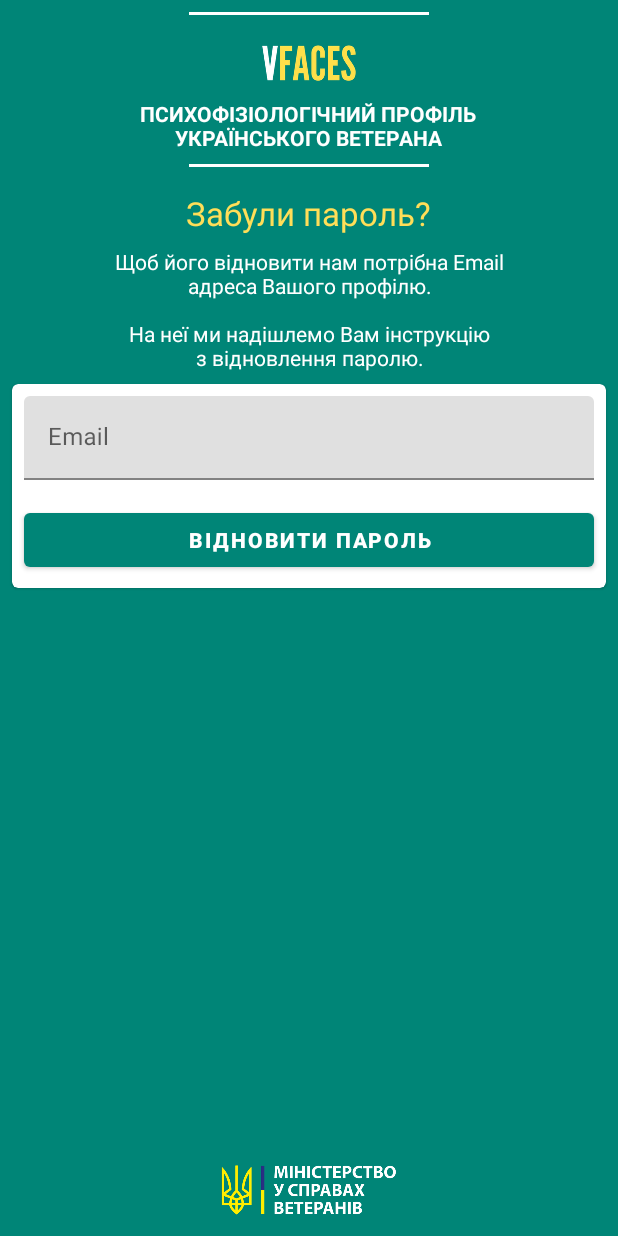
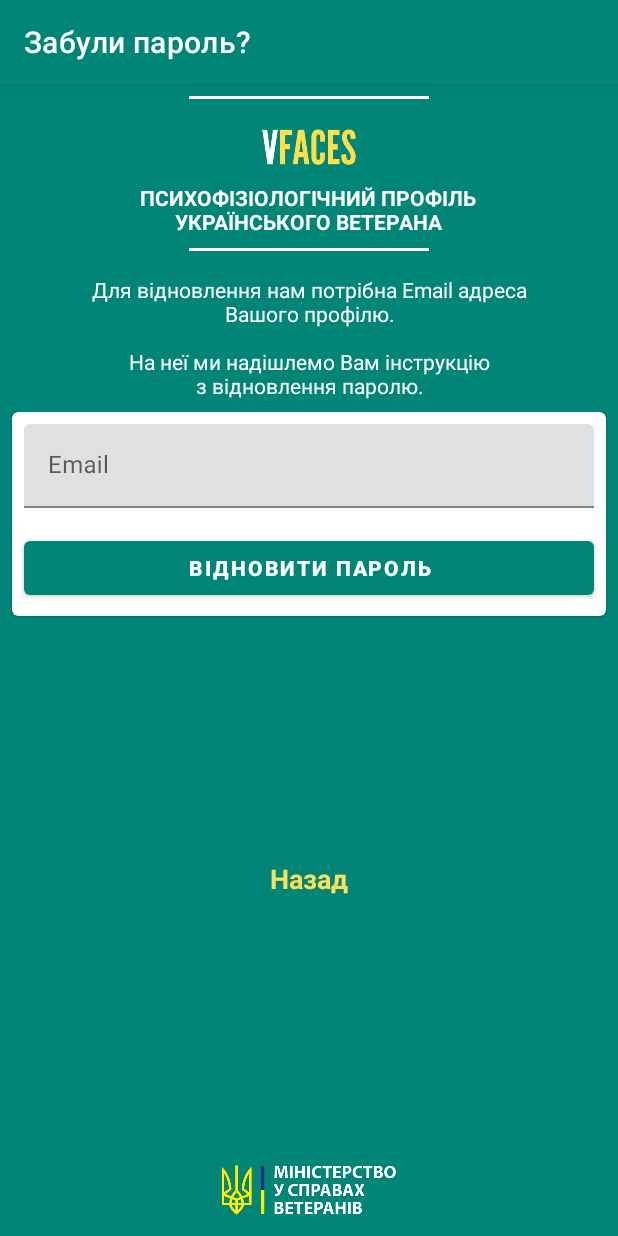
Before and after one commit to eveteranteam/VFaces, an Android app: the screen it shows after launch (AuthHostActivity), after a tap on "Забули пароль?", on a phone screen of 412 x 824 dp. Run offline under Robolectric (Android 15) with nearby library versions, the phone set to English and light mode, and no system bars; our stand-ins replace Firebase (no records; nobody signed in at launch, a user with empty details on screens opened directly); 2 other taps on this screen came first.

Commit message:
Extract view attributes to styles.xml

```diff
--- a/app/src/main/java/ua/gov/mva/vfaces/presentation/ui/auth/forgotpassword/ForgotPasswordFragment.kt
+++ b/app/src/main/java/ua/gov/mva/vfaces/presentation/ui/auth/forgotpassword/ForgotPasswordFragment.kt
@@ -52,9 +52,9 @@ class ForgotPasswordFragment : BaseFragment<ForgotPasswordViewModel>(), OnBackPr
 
     private fun onResetEmailSent() {
         val view = view!!
-        view.findViewById<View>(R.id.forget_pass_prompt).visibility = View.INVISIBLE
         view.findViewById<View>(R.id.text_view_reset_pass_prompt).visibility = View.INVISIBLE
         view.findViewById<View>(R.id.card_view_reset_password).visibility = View.INVISIBLE
+        view.findViewById<View>(R.id.text_view_forgot_pass_back).visibility = View.INVISIBLE
         val textView = view.findViewById<TextView>(R.id.text_view_reset_success_prompt)
         val email = textInputEmail.text.toString().trim()
         textView.text = String.format(getString(R.string.reset_password_success), email)
@@ -82,6 +82,9 @@ class ForgotPasswordFragment : BaseFragment<ForgotPasswordViewModel>(), OnBackPr
         view.findViewById<View>(R.id.button_done).setOnClickListener {
             transaction.popBackStack()
         }
+        view.findViewById<View>(R.id.text_view_forgot_pass_back).setOnClickListener {
+            transaction.popBackStack()
+        }
         view.findViewById<View>(R.id.button_reset_password).setOnClickListener {
             onResetPasswordClick()
         }
--- a/app/src/main/java/ua/gov/mva/vfaces/presentation/ui/auth/register/RegisterFragment.kt
+++ b/app/src/main/java/ua/gov/mva/vfaces/presentation/ui/auth/register/RegisterFragment.kt
@@ -69,7 +69,7 @@ class RegisterFragment : BaseFragment<RegisterViewModel>(), OnBackPressedCallbac
     private fun onEmailCollision() {
         val email = textInputEmail.text.toString().trim()
         val msg = String.format(getString(R.string.sign_up_email_collision), email)
-        showMessage(msg)
+        showErrorMessage(msg)
     }
 
     private fun onRegisterClick() {
--- a/app/src/main/res/layout/activity_auth.xml
+++ b/app/src/main/res/layout/activity_auth.xml
@@ -1,13 +1,9 @@
 <?xml version="1.0" encoding="utf-8"?>
 <FrameLayout xmlns:android="http://schemas.android.com/apk/res/android"
     xmlns:tools="http://schemas.android.com/tools"
+    android:id="@+id/fragment_container"
     android:layout_width="match_parent"
     android:layout_height="match_parent"
     tools:context=".presentation.ui.auth.AuthHostActivity">
 
-    <RelativeLayout
-        android:id="@+id/fragment_container"
-        android:layout_width="match_parent"
-        android:layout_height="match_parent" />
-
 </FrameLayout>
--- a/app/src/main/res/layout/fragment_forgot_password.xml
+++ b/app/src/main/res/layout/fragment_forgot_password.xml
@@ -1,16 +1,25 @@
 <?xml version="1.0" encoding="utf-8"?>
-<ScrollView xmlns:android="http://schemas.android.com/apk/res/android"
+<LinearLayout xmlns:android="http://schemas.android.com/apk/res/android"
     xmlns:app="http://schemas.android.com/apk/res-auto"
     xmlns:tools="http://schemas.android.com/tools"
     android:layout_width="match_parent"
     android:layout_height="match_parent"
-    android:fillViewport="true"
-    tools:context=".presentation.ui.auth.AuthHostActivity">
+    android:background="@color/colorPrimary"
+    android:orientation="vertical"
+    tools:context=".presentation.ui.auth.register.RegisterFragment">
+
+    <androidx.appcompat.widget.Toolbar
+        android:id="@+id/toolbar"
+        style="@style/ToolbarStyle"
+        android:layout_gravity="top"
+        app:title="@string/forget_password_text"
+        app:titleTextColor="@android:color/white" />
+
+    <ScrollView
+        style="@style/ScrollViewStyle">
 
         <androidx.constraintlayout.widget.ConstraintLayout
-        android:layout_width="match_parent"
-        android:layout_height="wrap_content"
-        android:background="@color/colorPrimary"
+            style="@style/ConstraintLayoutStyle"
             tools:ignore="ContentDescription">
 
             <include
@@ -18,30 +27,12 @@
                 layout="@layout/veteran_profile_logo_layout" />
 
             <TextView
-            android:id="@+id/forget_pass_prompt"
-            android:layout_width="wrap_content"
-            android:layout_height="wrap_content"
-            android:layout_gravity="center_horizontal"
-            android:layout_margin="@dimen/layout_padding_large"
-            android:text="@string/forget_password_text"
-            android:textAppearance="@style/TextAppearance.AppCompat.Large"
-            android:textColor="@color/colorYellow"
+                android:id="@+id/text_view_reset_pass_prompt"
+                style="@style/RegularTextViewStyle"
+                android:text="@string/reset_password_prompt"
                 app:layout_constraintLeft_toLeftOf="parent"
                 app:layout_constraintRight_toRightOf="parent"
                 app:layout_constraintTop_toBottomOf="@+id/logo" />
-
-        <TextView
-            android:id="@+id/text_view_reset_pass_prompt"
-            android:layout_width="match_parent"
-            android:layout_height="wrap_content"
-            android:layout_gravity="center_horizontal"
-            android:layout_margin="@dimen/layout_padding_large"
-            android:gravity="center"
-            android:text="@string/reset_password_prompt"
-            android:textColor="@android:color/white"
-            app:layout_constraintLeft_toLeftOf="parent"
-            app:layout_constraintRight_toRightOf="parent"
-            app:layout_constraintTop_toBottomOf="@+id/forget_pass_prompt" />
 
             <com.google.android.material.card.MaterialCardView
                 android:id="@+id/card_view_reset_password"
@@ -54,15 +45,19 @@
 
             </com.google.android.material.card.MaterialCardView>
 
+            <ua.gov.mva.vfaces.view.UnderlineableTextView
+                android:id="@+id/text_view_forgot_pass_back"
+                style="@style/UnderlineableClickableTextViewStyle"
+                android:text="@string/back_text"
+                app:layout_constraintBottom_toTopOf="@+id/image_view_minvet_logo"
+                app:layout_constraintLeft_toLeftOf="parent"
+                app:layout_constraintRight_toRightOf="parent"
+                app:layout_constraintTop_toBottomOf="@+id/card_view_reset_password" />
+
             <TextView
                 android:id="@+id/text_view_reset_success_prompt"
-            android:layout_width="match_parent"
-            android:layout_height="wrap_content"
-            android:layout_gravity="center_horizontal"
-            android:layout_margin="@dimen/layout_padding_large"
-            android:gravity="center"
+                style="@style/RegularTextViewStyle"
                 android:text="@string/reset_password_success"
-            android:textColor="@android:color/white"
                 android:visibility="gone"
                 app:layout_constraintBottom_toBottomOf="parent"
                 app:layout_constraintLeft_toLeftOf="parent"
@@ -73,7 +68,6 @@
                 android:id="@+id/button_done"
                 style="@style/MaterialButtonStyle"
                 android:text="@string/reset_password_done"
-            android:textStyle="bold"
                 android:visibility="gone"
                 app:layout_constraintLeft_toLeftOf="parent"
                 app:layout_constraintRight_toRightOf="parent"
@@ -81,9 +75,7 @@
 
             <ImageView
                 android:id="@+id/image_view_minvet_logo"
-            android:layout_width="@dimen/auth_logo_minvet_width"
-            android:layout_height="@dimen/auth_logo_minvet_height"
-            android:src="@drawable/ic_logo_minvet_white"
+                style="@style/ImageViewMinvetLogoStyle"
                 app:layout_constraintBottom_toBottomOf="parent"
                 app:layout_constraintLeft_toLeftOf="parent"
                 app:layout_constraintRight_toRightOf="parent" />
@@ -91,3 +83,5 @@
         </androidx.constraintlayout.widget.ConstraintLayout>
 
     </ScrollView>
+
+</LinearLayout>
--- a/app/src/main/res/values/strings.xml
+++ b/app/src/main/res/values/strings.xml
@@ -36,7 +36,7 @@
     <string name="sign_up_error">Помилка під час реєстрації. Будь ласка, спробуйте ще раз.</string>
 
     <!-- Forgot password -->
-    <string name="reset_password_prompt">Щоб його відновити нам потрібна Email\nадреса Вашого профілю.\n
+    <string name="reset_password_prompt">Для відновлення нам потрібна Email адреса\nВашого профілю.\n
         \nНа неї ми надішлемо Вам інструкцію\nз відновлення паролю.
     </string>
     <string name="reset_password_text">Відновити пароль</string>
--- a/app/src/main/res/values/styles.xml
+++ b/app/src/main/res/values/styles.xml
@@ -40,7 +40,6 @@
         <item name="android:layout_width">match_parent</item>
         <item name="android:layout_height">wrap_content</item>
         <item name="android:layout_margin">@dimen/layout_margin_large</item>
-
     </style>
 
     <style name="TextInputEditTextStyle">
@@ -55,6 +54,56 @@
         <item name="android:background">@color/colorPrimary</item>
     </style>
 
+    <style name="ConstraintLayoutStyle">
+        <item name="android:layout_width">match_parent</item>
+        <item name="android:layout_height">wrap_content</item>
+        <item name="android:background">@color/colorPrimary</item>
+    </style>
+
+    <style name="ScrollViewStyle">
+        <item name="android:layout_width">match_parent</item>
+        <item name="android:layout_height">match_parent</item>
+        <item name="android:fillViewport">true</item>
+    </style>
+
+    <style name="ImageViewMinvetLogoStyle">
+        <item name="android:layout_width">@dimen/auth_logo_minvet_width</item>
+        <item name="android:layout_height">@dimen/auth_logo_minvet_height</item>
+        <item name="android:src">@drawable/ic_logo_minvet_white</item>
+    </style>
+
+    <!-- TextView -->
+    <style name="RegularTextViewStyle">
+        <item name="android:layout_width">match_parent</item>
+        <item name="android:layout_height">wrap_content</item>
+        <item name="android:layout_margin">@dimen/layout_margin_large</item>
+        <item name="android:layout_gravity">center_horizontal</item>
+        <item name="android:gravity">center</item>
+        <item name="android:textColor">@android:color/white</item>
+    </style>
+
+    <style name="UnderlineableClickableTextViewStyle">
+        <item name="android:layout_width">wrap_content</item>
+        <item name="android:layout_height">wrap_content</item>
+        <item name="android:layout_margin">@dimen/layout_margin_medium</item>
+        <item name="android:padding">@dimen/layout_padding_medium</item>
+        <item name="android:layout_gravity">center_horizontal</item>
+        <item name="android:gravity">center</item>
+        <item name="android:textColor">@color/colorYellow</item>
+        <item name="android:textStyle">bold</item>
+        <item name="android:textAppearance">@style/TextAppearance.AppCompat.Medium</item>
+    </style>
+
+    <style name="PromptTitleTextViewStyle">
+        <item name="android:layout_width">wrap_content</item>
+        <item name="android:layout_height">wrap_content</item>
+        <item name="android:layout_margin">@dimen/layout_margin_large</item>
+        <item name="android:layout_gravity">center_horizontal</item>
+        <item name="android:gravity">center</item>
+        <item name="android:textColor">@color/colorYellow</item>
+        <item name="android:textAppearance">@style/TextAppearance.AppCompat.Large</item>
+    </style>
+    <!-- TextView -->
 
     <!-- Views -->
 
```
Also changed, not shown: app/src/main/res/layout/fragment_profile.xml (+4 -14 lines), app/src/main/res/layout/fragment_register.xml (+4 -16 lines), app/src/main/res/layout/fragment_sign_in.xml (+5 -19 lines), app/src/main/res/layout/verify_email_prompt_layout.xml (+2 -9 lines). Lines whose indentation alone changed are shown as unchanged.
